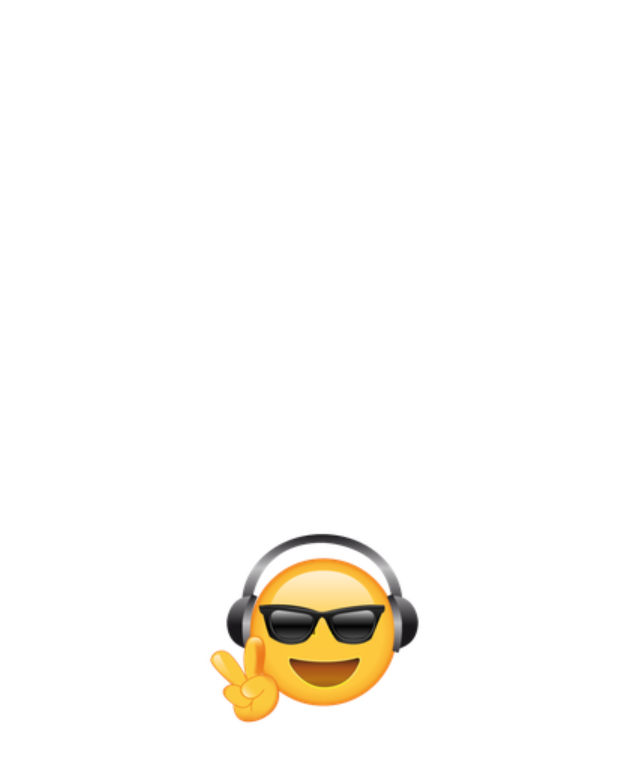
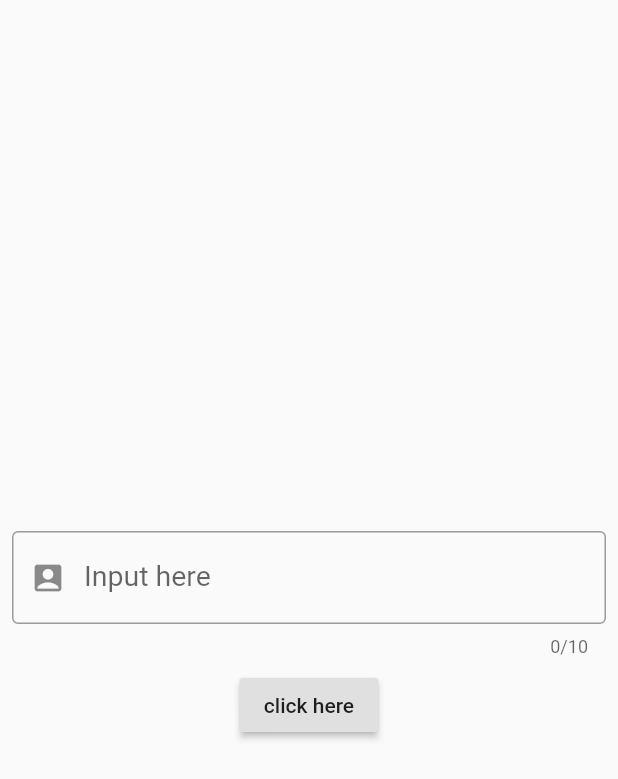
Before and after one commit to Rakibul25/dartandflutter, a Flutter app: the screen it shows after launch, on a phone screen of 412 x 824 dp. Shown: the top 779 px of the screen. Run offline on Flutter 3.47's test engine with Material 2 defaults, Android fonts, the phone set to English and light mode, and no system bars.

Commit message:
textfield value fetch and button on pressed.

```diff
--- a/lib/main.dart
+++ b/lib/main.dart
@@ -1,13 +1,71 @@
 import 'package:flutter/material.dart';
-void main(){
+
+void main() {
   runApp(MyApp());
 }
+
 class MyApp extends StatelessWidget {
   @override
   Widget build(BuildContext context) {
-    return Container(
-      child: Center(
-        child: Image.asset("assets/images/cool.png"),
+    return MaterialApp(
+      title: 'Dart and Flutter',
+      theme: ThemeData(
+        primarySwatch: Colors.blue,
+      ),
+      home: MyHomePage(),
+    );
+  }
+}
+
+class MyHomePage extends StatefulWidget {
+  @override
+  _MyHomePageState createState() => _MyHomePageState();
+}
+
+class _MyHomePageState extends State<MyHomePage> {
+  String value = "";
+  String texttoshow = "";
+
+  void showtextup(){
+    setState(() {
+      texttoshow = value;
+    });
+  }
+  @override
+  Widget build(BuildContext context) {
+
+    return Scaffold(
+      body: Column(
+        mainAxisAlignment: MainAxisAlignment.center,
+        children: <Widget>[
+          Text(
+            "$texttoshow"
+          ),
+          Padding(
+            padding: const EdgeInsets.all(8.0),
+            child: TextField(
+              onChanged: (text){
+                value = text;
+              },
+              decoration: InputDecoration(
+                  prefixIcon: Icon(Icons.account_box),
+                  hintText: "Input here",
+                  border: OutlineInputBorder(),
+                  labelText: "Input here"),
+              maxLength: 10,
+              style: TextStyle(
+                fontSize: 19,
+                color: Colors.red,
+              ),
+            ),
+          ),
+          RaisedButton(
+            onPressed: showtextup,
+            child: Text(
+              "click here"
+            ),
+          )
+        ],
       ),
     );
   }
```
